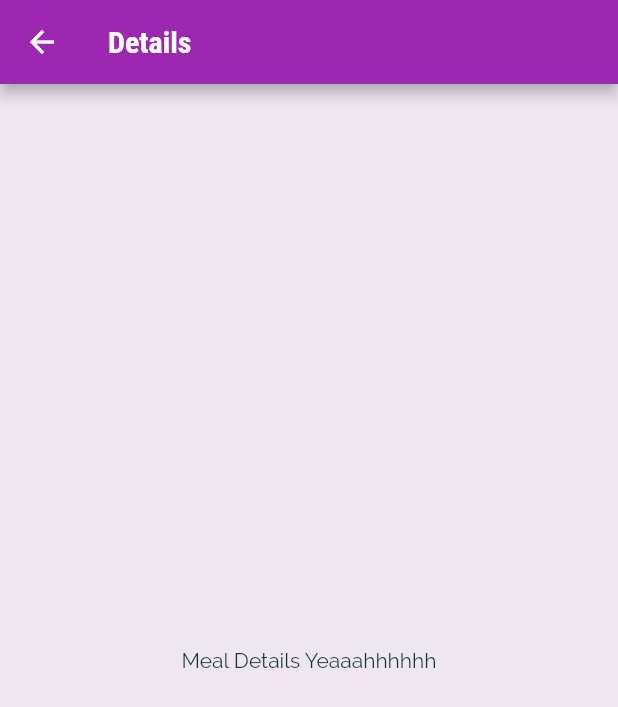
After one commit to Alpha2Chris14/mealApp, a Flutter app: the MealDetailScreen screen opened by its route, on a phone screen of 412 x 824 dp. The commit adds this screen. Shown: the top 707 px of the screen. Run offline on Flutter 3.47's test engine with Material 2 defaults, Android fonts, the phone set to English and light mode, and no system bars.

Commit message:
created meal detail Page

```diff
--- a/lib/main.dart
+++ b/lib/main.dart
@@ -1,6 +1,7 @@
 import 'package:flutter/material.dart';
 import 'package:mealapp/screens/categories_meals_screen.dart';
 import 'package:mealapp/screens/categories_screen.dart';
+import 'package:mealapp/screens/meal_detail_screen.dart';
 
 void main() {
   runApp(const MyApp());
@@ -39,6 +40,7 @@ class MyApp extends StatelessWidget {
       routes: {
         '/': (ctx) => const CategoriesScreen(),
         CategoriesMealsScreen.routeName: (ctx) => CategoriesMealsScreen(),
+        MealDetailScreen.routeName: (ctx) => MealDetailScreen(),
       },
     );
   }
--- /dev/null
+++ b/lib/screens/meal_detail_screen.dart
@@ -0,0 +1,17 @@
+import 'package:flutter/material.dart';
+
+class MealDetailScreen extends StatelessWidget {
+  const MealDetailScreen({super.key});
+
+  static const routeName = "/meal-detail";
+
+  @override
+  Widget build(BuildContext context) {
+    return Scaffold(
+      appBar: AppBar(title: Text("Details")),
+      body: Center(
+        child: Text("Meal Details Yeaaahhhhhh"),
+      ),
+    );
+  }
+}
```
Also changed, not shown: lib/widgets/meal_item.dart (+6 -2 lines).
